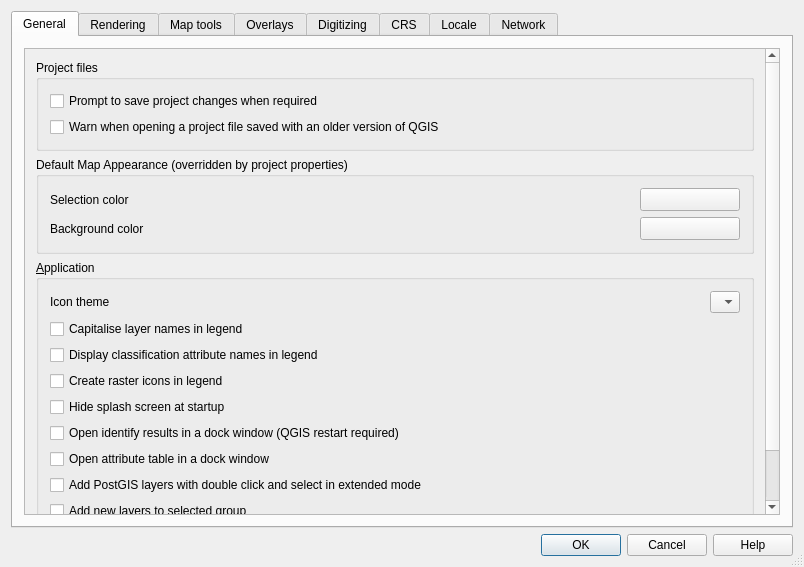
Qt form qgis/src/ui/qgsoptionsbase.ui (sourcepole/qgis) before a commit.
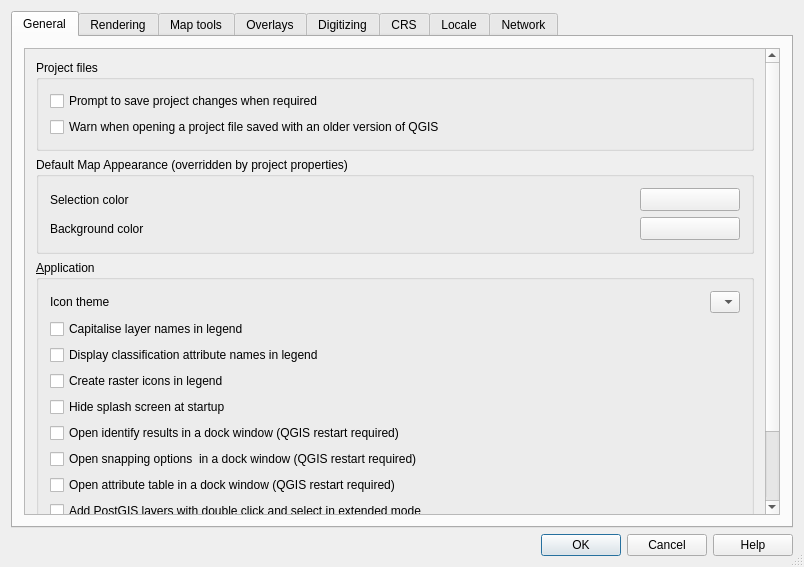
The same form after that commit. Icons and pictures are not drawn. Custom widgets are drawn as their Qt base class.

Diff of the .ui file:
```diff
--- a/qgis/src/ui/qgsoptionsbase.ui
+++ b/qgis/src/ui/qgsoptionsbase.ui
@@ -246,10 +246,17 @@
                 </property>
                </widget>
               </item>
+              <item>
+               <widget class="QCheckBox" name="cbxSnappingOptionsDocked">
+                <property name="text">
+                 <string>Open snapping options  in a dock window (QGIS restart required)</string>
+                </property>
+               </widget>
+              </item>
               <item>
                <widget class="QCheckBox" name="cbxAttributeTableDocked">
                 <property name="text">
-                 <string>Open attribute table in a dock window</string>
+                 <string>Open attribute table in a dock window (QGIS restart required)</string>
                 </property>
                </widget>
               </item>
```
